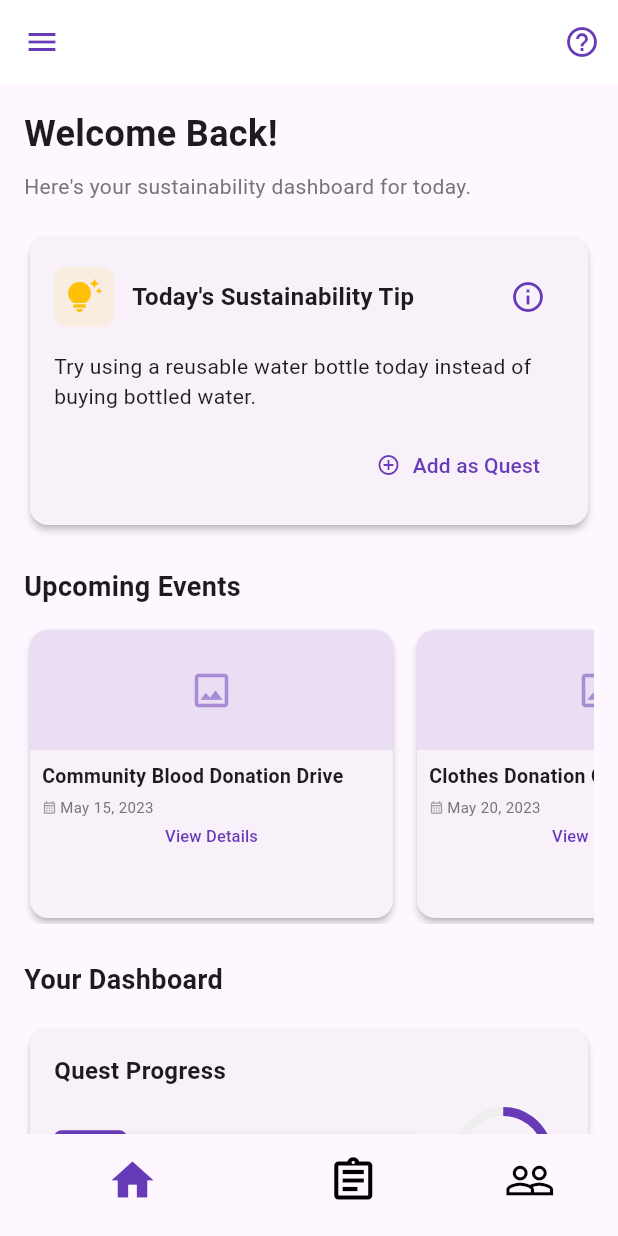
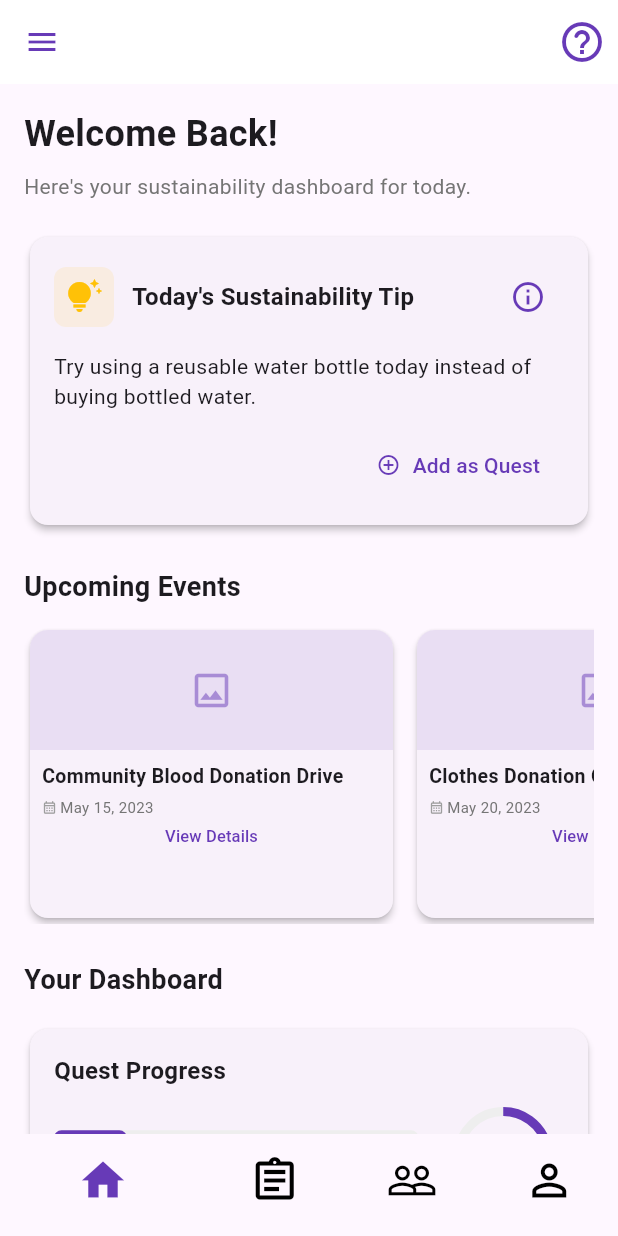
Before and after one commit to ByteCommitter/SustaBit, a Flutter app: the screen it shows after launch, on a phone screen of 412 x 824 dp. Run offline on Flutter 3.47's test engine with Material 3 defaults, Android fonts, the phone set to English and light mode, and no system bars; our stand-ins replace cloud_firestore, font_awesome_flutter, get; accounts and stored records are empty.

Commit message:
Got back Profile

```diff
--- a/lib/pages/base_widget.dart
+++ b/lib/pages/base_widget.dart
@@ -25,7 +25,7 @@ class _BaseScreenState extends State<BaseScreen> {
 
   void _onItemTapped(int index) {
     // Limit index to 0-2 since we've temporarily removed Profile tab
-    if (index > 2) return;
+    if (index > 3) return;
 
     setState(() {
       _selectedIndex = index;
@@ -49,7 +49,7 @@ class _BaseScreenState extends State<BaseScreen> {
         backgroundColor: const Color.fromARGB(255, 255, 255, 255),
         actions: [
           IconButton(
-            icon: const Icon(Icons.help_outline, color: Colors.deepPurple),
+            icon: const Icon(Icons.help_outline_rounded , color: Colors.deepPurple,size: 32,),
             onPressed: () {
               // Question mark functionality will be added later
             },
@@ -70,7 +70,7 @@ class _BaseScreenState extends State<BaseScreen> {
           const CommunityPage(),
 
           // Profile Page
-          //const ProfilePage(),
+          const ProfilePage(),
         ],
       ),
 
@@ -109,14 +109,12 @@ class _BaseScreenState extends State<BaseScreen> {
             label: 'Community',
           ),
 
-          // Profile - temporarily commented out
-          /*
           BottomNavigationBarItem(
             icon: Icon(Icons.person_outline),
             activeIcon: Icon(Icons.person),
             label: 'Profile',
           ),
-          */
+
         ],
         currentIndex: _selectedIndex,
         onTap: _onItemTapped,
```
Also changed, not shown: 1 other file.
